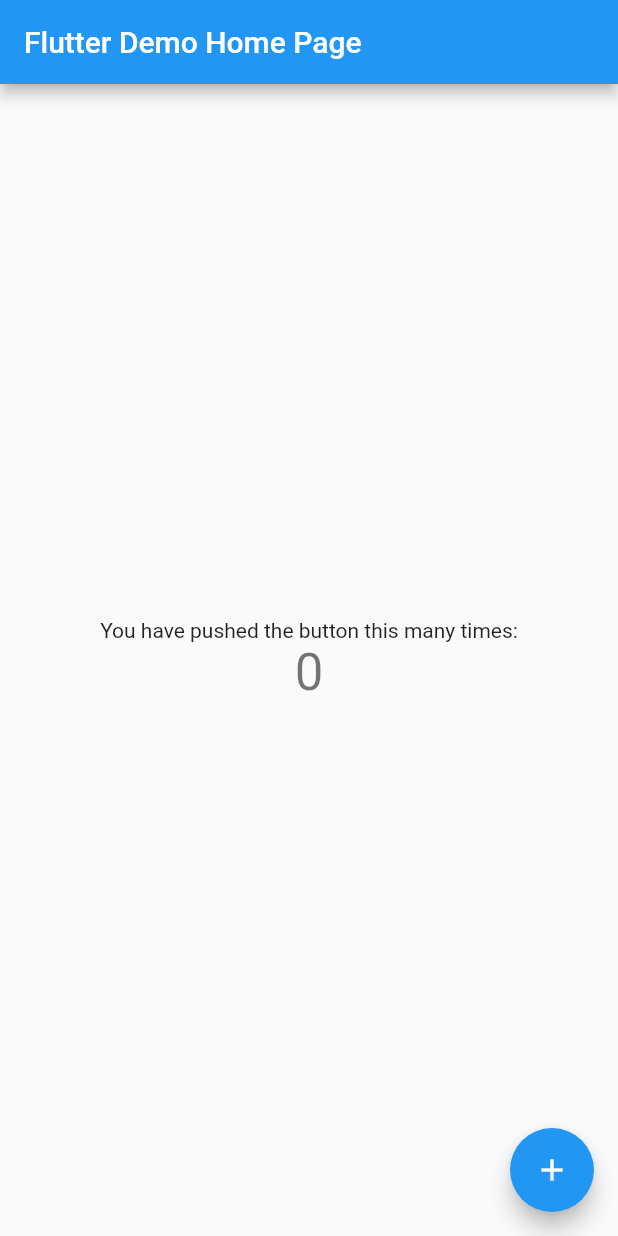
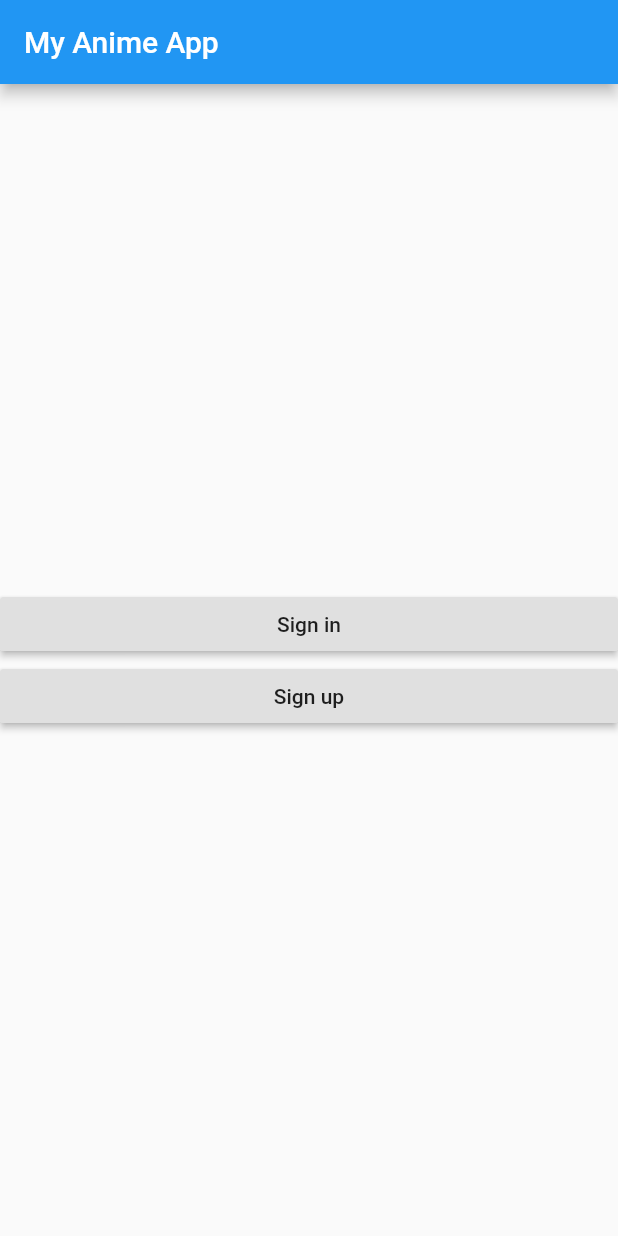
Before and after one commit to Starkiller75000/AnimeFlutterApp, a Flutter app: the screen it shows after launch, on a phone screen of 412 x 824 dp. Run offline on Flutter 3.47's test engine with Material 2 defaults, Android fonts, the phone set to English and light mode, and no system bars; our stand-ins replace cloud_firestore, firebase_auth; accounts and stored records are empty.

```diff
--- /dev/null
+++ b/anime_flutter_app/lib/Pages/Setup/welcome.dart
@@ -0,0 +1,42 @@
+import 'package:anime_flutter_app/Pages/Setup/sign_in.dart';
+import 'package:anime_flutter_app/Pages/Setup/sign_up.dart';
+import 'package:flutter/material.dart';
+
+class WelcomePage extends StatefulWidget {
+  @override
+  _WelcomePageState createState() => _WelcomePageState();
+}
+
+class _WelcomePageState extends State<WelcomePage> {
+  @override
+  Widget build(BuildContext context) {
+    return Scaffold(
+      appBar: AppBar(
+        title: Text('My Anime App'),
+      ),
+      body: Column(
+        mainAxisAlignment: MainAxisAlignment.center,
+        crossAxisAlignment: CrossAxisAlignment.stretch,
+        children: <Widget>[
+          RaisedButton(
+            onPressed: NavigateToSignIn,
+            child: Text('Sign in'),
+          ),
+          RaisedButton(
+            onPressed: NavigateToSignUp,
+            child: Text('Sign up'),
+          )
+        ],
+      ),
+    );
+  }
+
+  void NavigateToSignIn() {
+    Navigator.push(context, MaterialPageRoute(builder: (context) => LoginPage(), fullscreenDialog: true));
+  }
+
+  void NavigateToSignUp() {
+    Navigator.push(context, MaterialPageRoute(builder: (context) => SignUpPage(), fullscreenDialog: true));
+  }
+
+}
--- a/anime_flutter_app/lib/main.dart
+++ b/anime_flutter_app/lib/main.dart
@@ -1,111 +1,17 @@
 import 'package:flutter/material.dart';
+import 'Pages/Setup/welcome.dart';
 
 void main() => runApp(MyApp());
 
 class MyApp extends StatelessWidget {
-  // This widget is the root of your application.
   @override
   Widget build(BuildContext context) {
     return MaterialApp(
       title: 'Flutter Demo',
       theme: ThemeData(
-        // This is the theme of your application.
-        //
-        // Try running your application with "flutter run". You'll see the
-        // application has a blue toolbar. Then, without quitting the app, try
-        // changing the primarySwatch below to Colors.green and then invoke
-        // "hot reload" (press "r" in the console where you ran "flutter run",
-        // or simply save your changes to "hot reload" in a Flutter IDE).
-        // Notice that the counter didn't reset back to zero; the application
-        // is not restarted.
         primarySwatch: Colors.blue,
       ),
-      home: MyHomePage(title: 'Flutter Demo Home Page'),
+      home: WelcomePage(),
     );
   }
 }
-
-class MyHomePage extends StatefulWidget {
-  MyHomePage({Key key, this.title}) : super(key: key);
-
-  // This widget is the home page of your application. It is stateful, meaning
-  // that it has a State object (defined below) that contains fields that affect
-  // how it looks.
-
-  // This class is the configuration for the state. It holds the values (in this
-  // case the title) provided by the parent (in this case the App widget) and
-  // used by the build method of the State. Fields in a Widget subclass are
-  // always marked "final".
-
-  final String title;
-
-  @override
-  _MyHomePageState createState() => _MyHomePageState();
-}
-
-class _MyHomePageState extends State<MyHomePage> {
-  int _counter = 0;
-
-  void _incrementCounter() {
-    setState(() {
-      // This call to setState tells the Flutter framework that something has
-      // changed in this State, which causes it to rerun the build method below
-      // so that the display can reflect the updated values. If we changed
-      // _counter without calling setState(), then the build method would not be
-      // called again, and so nothing would appear to happen.
-      _counter++;
-    });
-  }
-
-  @override
-  Widget build(BuildContext context) {
-    // This method is rerun every time setState is called, for instance as done
-    // by the _incrementCounter method above.
-    //
-    // The Flutter framework has been optimized to make rerunning build methods
-    // fast, so that you can just rebuild anything that needs updating rather
-    // than having to individually change instances of widgets.
-    return Scaffold(
-      appBar: AppBar(
-        // Here we take the value from the MyHomePage object that was created by
-        // the App.build method, and use it to set our appbar title.
-        title: Text(widget.title),
-      ),
-      body: Center(
-        // Center is a layout widget. It takes a single child and positions it
-        // in the middle of the parent.
-        child: Column(
-          // Column is also layout widget. It takes a list of children and
-          // arranges them vertically. By default, it sizes itself to fit its
-          // children horizontally, and tries to be as tall as its parent.
-          //
-          // Invoke "debug painting" (press "p" in the console, choose the
-          // "Toggle Debug Paint" action from the Flutter Inspector in Android
-          // Studio, or the "Toggle Debug Paint" command in Visual Studio Code)
-          // to see the wireframe for each widget.
-          //
-          // Column has various properties to control how it sizes itself and
-          // how it positions its children. Here we use mainAxisAlignment to
-          // center the children vertically; the main axis here is the vertical
-          // axis because Columns are vertical (the cross axis would be
-          // horizontal).
-          mainAxisAlignment: MainAxisAlignment.center,
-          children: <Widget>[
-            Text(
-              'You have pushed the button this many times:',
-            ),
-            Text(
-              '$_counter',
-              style: Theme.of(context).textTheme.display1,
-            ),
-          ],
-        ),
-      ),
-      floatingActionButton: FloatingActionButton(
-        onPressed: _incrementCounter,
-        tooltip: 'Increment',
-        child: Icon(Icons.add),
-      ), // This trailing comma makes auto-formatting nicer for build methods.
-    );
-  }
-}
--- a/anime_flutter_app/pubspec.yaml
+++ b/anime_flutter_app/pubspec.yaml
@@ -17,6 +17,11 @@ environment:
   sdk: ">=2.1.0 <3.0.0"
 
 dependencies:
+
+  cloud_firestore: ^0.12.8+1
+
+  firebase_auth: ^0.13.0
+
   flutter:
     sdk: flutter
 
```
Also changed, not shown: anime_flutter_app/lib/Pages/Setup/sign_in.dart (added, +68 -0 lines), anime_flutter_app/lib/Pages/Setup/sign_up.dart (added, +68 -0 lines), anime_flutter_app/lib/Pages/home.dart (added, +77 -0 lines), anime_flutter_app/pubspec.lock, 13 other files.
